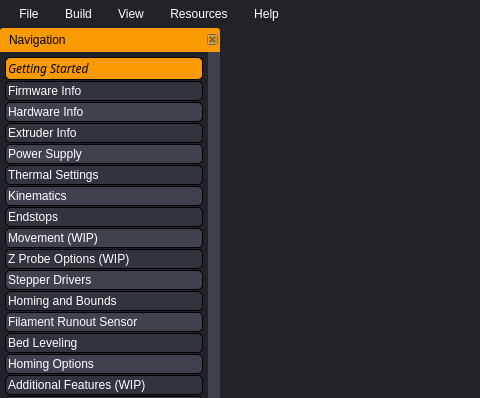
The window that gui/MainWindow.ui (SimonBuxx/iloop-marlin-configurator) describes before a commit, drawn with Qt 5; both pictures show x 0 to 480 and y 0 to 398 of the 1280 by 800 pixel window.
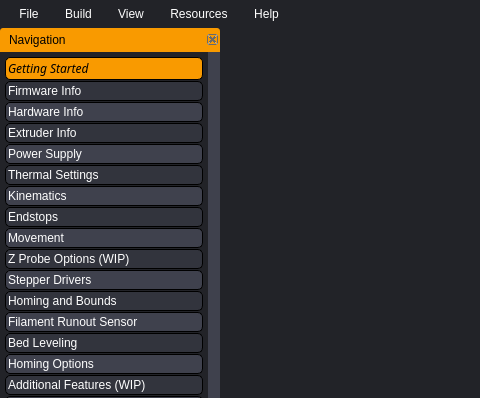
The same window after the commit. Icons and pictures are not drawn. Custom widgets are drawn as their Qt base class.

Commit message: Implemented movement page

```diff
--- a/gui/MainWindow.ui
+++ b/gui/MainWindow.ui
@@ -2394,7 +2394,7 @@
             <bool>true</bool>
            </property>
            <property name="text">
-            <string>Movement (WIP)</string>
+            <string>Movement</string>
            </property>
            <property name="icon">
             <iconset>
```
The commit also changes 13 other files.
